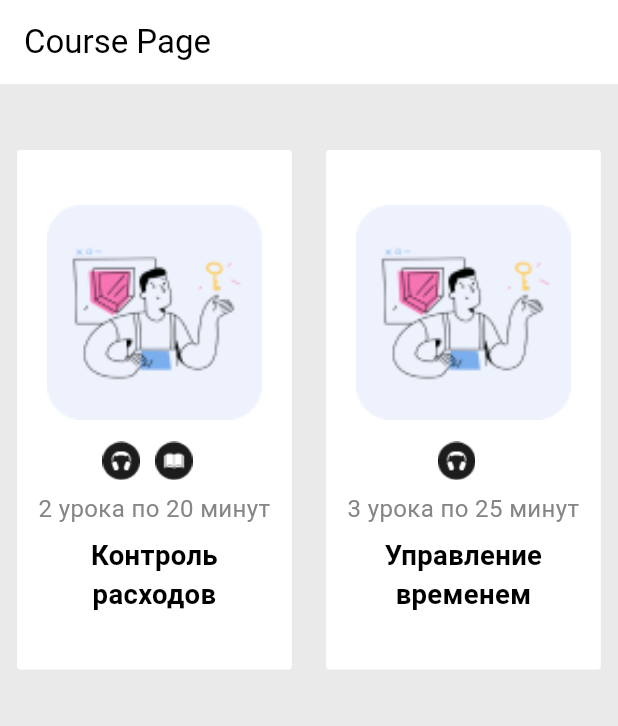
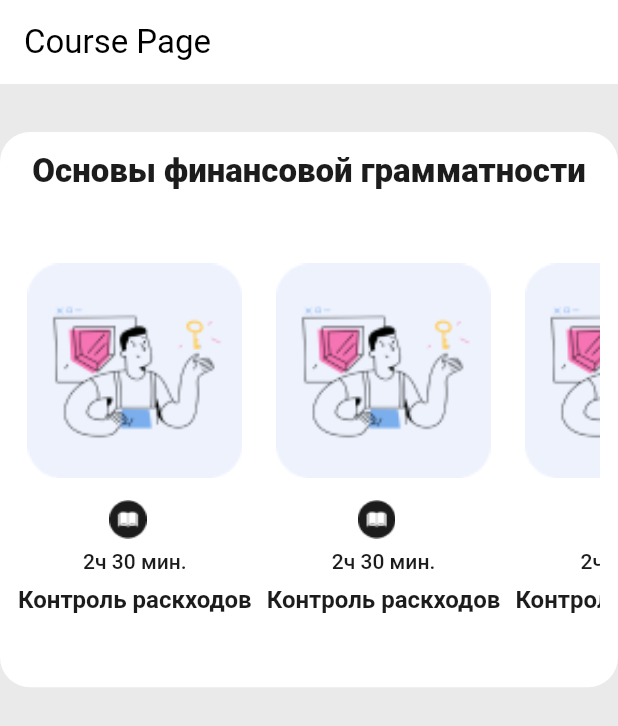
Before and after one commit to Kirrilll/kids_finance, a Flutter app: the screen it shows after launch, on a phone screen of 412 x 824 dp. Shown: the top 726 px of the screen. Run offline on Flutter 3.47's test engine with Material 3 defaults, Android fonts, the phone set to English and light mode, and no system bars; our stand-ins replace flutter_riverpod, flutter_screenutil, flutter_svg, fpdart, freezed_annotation, get_it and 5 more; accounts and stored records are empty; generated files the repository leaves out were written again; Roboto replaces fonts that are missing (Manrope); project files that could hold a hidden picture were left out.

Commit message:
change course_block; remove fixed height, width from course_card

```diff
--- a/lib/core/app/app.dart
+++ b/lib/core/app/app.dart
@@ -1,5 +1,6 @@
 import 'package:flutter/material.dart';
 import 'package:flutter_riverpod/flutter_riverpod.dart';
+import 'package:flutter_screenutil/flutter_screenutil.dart';
 import 'package:kids_finance/core/routing/providers/router_providers.dart';
 import 'package:kids_finance/core/routing/routes.dart';
 import 'package:kids_finance/core/theming/theme.dart';
--- a/lib/features/courses/presentation/pages/courses_page.dart
+++ b/lib/features/courses/presentation/pages/courses_page.dart
@@ -3,7 +3,7 @@ import 'package:kids_finance/core/presentation/panel.dart';
 import 'package:kids_finance/features/courses/domain/entity/course.dart';
 import 'package:kids_finance/features/courses/presentation/widgets/course_card.dart';
 import 'package:kids_finance/features/courses/presentation/widgets/course_card_block.dart';
-import 'package:kids_finance/features/courses/presentation/widgets/courses_horizontal_list.dart';
+import 'package:kids_finance/features/courses/presentation/widgets/courses_block_horizontal.dart';
 import 'package:kids_finance/features/courses/presentation/widgets/icon_types.dart';
 import 'package:kids_finance/features/courses/presentation/widgets/lesson_data.dart';
 
@@ -14,43 +14,21 @@ class CoursesPage extends StatelessWidget {
   Widget build(BuildContext context) {
     return Scaffold(
       appBar: AppBar(title: const Text('Course Page')),
-      body: SingleChildScrollView(
+      body: const SingleChildScrollView(
         child: Column(
           crossAxisAlignment: CrossAxisAlignment.start,
           children: [
-            const Padding(
+            Padding(
               padding: EdgeInsets.all(16.0),
             ),
-            HorizontalCourseList(
-              courseCards: [
-                AnimatedCourseCard(
-                  logo: 'assets/images/28.png',
-                  title: 'Контроль расходов',
-                  subTitle: '2 урока по 20 минут',
-                  icons: {
-                    ECoursePassingType.listen: ECoursePassingType.listen.icon,
-                    ECoursePassingType.read: ECoursePassingType.read.icon,
-                  },
-                ),
-                AnimatedCourseCard(
-                  logo: 'assets/images/28.png',
-                  title: 'Управление временем',
-                  subTitle: '3 урока по 25 минут',
-                  icons: {
-                    ECoursePassingType.listen: ECoursePassingType.listen.icon,
-                  },
-                ),
-                AnimatedCourseCard(
-                  logo: 'assets/images/28.png',
-                  title: 'Контроль расходов',
-                  subTitle: '2 урока по 20 минут',
-                  icons: {
-                    ECoursePassingType.listen: ECoursePassingType.listen.icon,
-                    ECoursePassingType.read: ECoursePassingType.read.icon,
-                  },
-                ),
-              ],
-            ),
+            CoursesBlockHorizontal(
+                courses: [
+                  Course(id: 1, header: 'Контроль раскходов', logo: 'assets/images/28.png', description: '2ч 30 мин.', units: []),
+                  Course(id: 2, header: 'Контроль раскходов', logo: 'assets/images/28.png', description: '2ч 30 мин.', units: []),
+                  Course(id: 3, header: 'Контроль раскходов', logo: 'assets/images/28.png', description: '2ч 30 мин.', units: [])
+                ],
+                blockTitle: 'Основы финансовой грамматности'
+            )
           ],
         ),
       ),
--- a/lib/features/courses/presentation/widgets/course_card.dart
+++ b/lib/features/courses/presentation/widgets/course_card.dart
@@ -5,7 +5,6 @@ import 'package:flutter_svg/flutter_svg.dart';
 import 'package:kids_finance/features/courses/domain/entity/course.dart';
 import 'package:kids_finance/features/courses/presentation/widgets/icon_types.dart';
 
-//Кол-во уроко, средняя продолжительность
 class CourseCard extends StatelessWidget {
   final int progress;
   final String title;
--- a/lib/features/courses/presentation/widgets/course_card_block.dart
+++ b/lib/features/courses/presentation/widgets/course_card_block.dart
@@ -1,5 +1,6 @@
 import 'package:flutter/material.dart';
 import 'package:kids_finance/core/constants.dart';
+import 'package:kids_finance/features/courses/domain/entity/course.dart';
 import 'package:kids_finance/features/courses/presentation/widgets/icon_types.dart';
 import 'package:kids_finance/features/courses/presentation/widgets/lesson_data.dart';
 import 'package:flutter_screenutil/flutter_screenutil.dart';
@@ -8,30 +9,27 @@ class AnimatedCourseCard extends StatelessWidget {
   final String logo;
   final String title;
   final String subTitle;
-  final Map<ECoursePassingType, Widget> icons;
+  final List<ECoursePassingType> passingTypes;
 
-  AnimatedCourseCard({
+  const AnimatedCourseCard({super.key,
     required this.logo,
     required this.title,
     required this.subTitle,
-    required this.icons,
+    required this.passingTypes,
   });
+
+  factory AnimatedCourseCard.fromCourse(Course course) => AnimatedCourseCard(
+      logo: course.logo,
+      title: course.header,
+      subTitle: course.description,
+      passingTypes: const [ECoursePassingType.read]
+  );
 
   @override
   Widget build(BuildContext context) {
-    return Container(
-      width: 160.w,
-      height: 160.h,
-      margin: EdgeInsets.symmetric(
-        horizontal: 10.w,
-        vertical: 10.h,
-      ),
-      padding: EdgeInsets.all(5.w),
-      decoration: BoxDecoration(
-        color: Colors.white,
-        borderRadius: BorderRadius.circular(2.w),
-      ),
-      child: Column(
+    final TextStyle? headStyle = Theme.of(context).textTheme.headlineSmall;
+    final TextStyle? subStyle = Theme.of(context).textTheme.displayMedium;
+    return Column(
       mainAxisAlignment: MainAxisAlignment.center,
       crossAxisAlignment: CrossAxisAlignment.center,
       children: [
@@ -40,40 +38,33 @@ class AnimatedCourseCard extends StatelessWidget {
           height: 120.h,
           child: Image.asset(
             logo,
-              fit: BoxFit.fitWidth,
+            fit: BoxFit.fill,
           ),
         ),
         SizedBox(height: 12.h),
         Row(
           mainAxisAlignment: MainAxisAlignment.center,
           mainAxisSize: MainAxisSize.min,
-            children: icons.entries.map((entry) {
+          children: passingTypes.map((passingType) {
             return Padding(
               padding: EdgeInsets.only(right: 8.w),
-                child: entry.value,
+              child: passingType.icon,
             );
           }).toList(),
         ),
         SizedBox(height: 6.h),
         Text(
           subTitle,
-            style: TextStyle(
-              fontSize: 14.sp,
-              color: gray,
-            ),
+          style: subStyle,
           textAlign: TextAlign.center,
         ),
         SizedBox(height: 6.h),
         Text(
           title,
-            style: TextStyle(
-              fontSize: 16.sp,
-              fontWeight: FontWeight.w600,
-            ),
+          style: headStyle,
           textAlign: TextAlign.center,
         ),
       ],
-      ),
     );
   }
 }
--- /dev/null
+++ b/lib/features/courses/presentation/widgets/courses_block_horizontal.dart
@@ -0,0 +1,47 @@
+import 'package:flutter/cupertino.dart';
+import 'package:flutter/material.dart';
+import 'package:flutter/widgets.dart';
+import 'package:flutter_screenutil/flutter_screenutil.dart';
+import 'package:kids_finance/core/presentation/panel.dart';
+import 'package:kids_finance/features/courses/presentation/widgets/course_card_block.dart';
+
+import '../../domain/entity/course.dart';
+
+class CoursesBlockHorizontal extends StatelessWidget {
+
+  final List<Course> courses;
+  final String blockTitle;
+  const CoursesBlockHorizontal({
+    super.key,
+    required this.courses,
+    required this.blockTitle
+  });
+
+  @override
+  Widget build(BuildContext context) {
+    return Container(
+      decoration:  BoxDecoration(
+        borderRadius: const BorderRadius.all(Radius.circular(20)),
+        color: Theme.of(context).colorScheme.onPrimary
+      ),
+      padding: const EdgeInsets.all(12),
+      height: 310.h,
+      child: Column(
+        mainAxisSize: MainAxisSize.min,
+        children: [
+          FittedBox(child: Text(blockTitle, style: Theme.of(context).textTheme.headlineLarge, textAlign: TextAlign.center)),
+          const SizedBox(height: 12),
+          Expanded(
+            child: ListView.separated(
+              scrollDirection: Axis.horizontal,
+              itemBuilder: (_, int index) => AnimatedCourseCard.fromCourse(courses[index]),
+              separatorBuilder: (BuildContext context, int index) => const SizedBox(width: 10),
+              itemCount: courses.length,
+              // : courseCards,
+            ),
+          ),
+        ],
+      ),
+    );
+  }
+}
--- a/lib/features/courses/presentation/widgets/courses_horizontal_list.dart
+++ /dev/null
@@ -1,21 +0,0 @@
-import 'package:flutter/material.dart';
-import 'package:flutter_screenutil/flutter_screenutil.dart';
-import 'package:kids_finance/core/presentation/panel.dart';
-import 'package:kids_finance/features/courses/presentation/widgets/course_card_block.dart';
-
-class HorizontalCourseList extends StatelessWidget {
-  final List<AnimatedCourseCard> courseCards;
-
-  const HorizontalCourseList({super.key, required this.courseCards});
-
-  @override
-  Widget build(BuildContext context) {
-    return SizedBox(
-      height: 310.h,
-      child: ListView(
-        scrollDirection: Axis.horizontal,
-        children: courseCards,
-      ),
-    );
-  }
-}
--- a/lib/main.dart
+++ b/lib/main.dart
@@ -3,24 +3,17 @@ import 'package:flutter_screenutil/flutter_screenutil.dart';
 import 'package:hive_flutter/hive_flutter.dart';
 import 'package:kids_finance/core/app/app.dart';
 import 'package:path_provider/path_provider.dart';
-import 'core/di/container.dart';
 import 'package:flutter_riverpod/flutter_riverpod.dart';
-
-// void main() async {
-//   WidgetsFlutterBinding.ensureInitialized();
-//   await Hive.initFlutter((await getApplicationCacheDirectory()).path);
-//   runApp(const ProviderScope(child: App()));
-// }
 
 void main() async {
   WidgetsFlutterBinding.ensureInitialized();
   await Hive.initFlutter((await getApplicationCacheDirectory()).path);
-  await ScreenUtil.ensureScreenSize();
   runApp(
     ScreenUtilInit(
-      designSize: Size(360, 690),
-      builder: (BuildContext context, Widget? child) =>
-          const ProviderScope(child: App()),
+      designSize: const Size(360, 690),
+      fontSizeResolver: FontSizeResolvers.height,
+      minTextAdapt: true,
+      builder: (BuildContext context, Widget? child) => const ProviderScope(child: App()),
     ),
   );
 }
```
Lines whose indentation alone changed are shown as unchanged.
